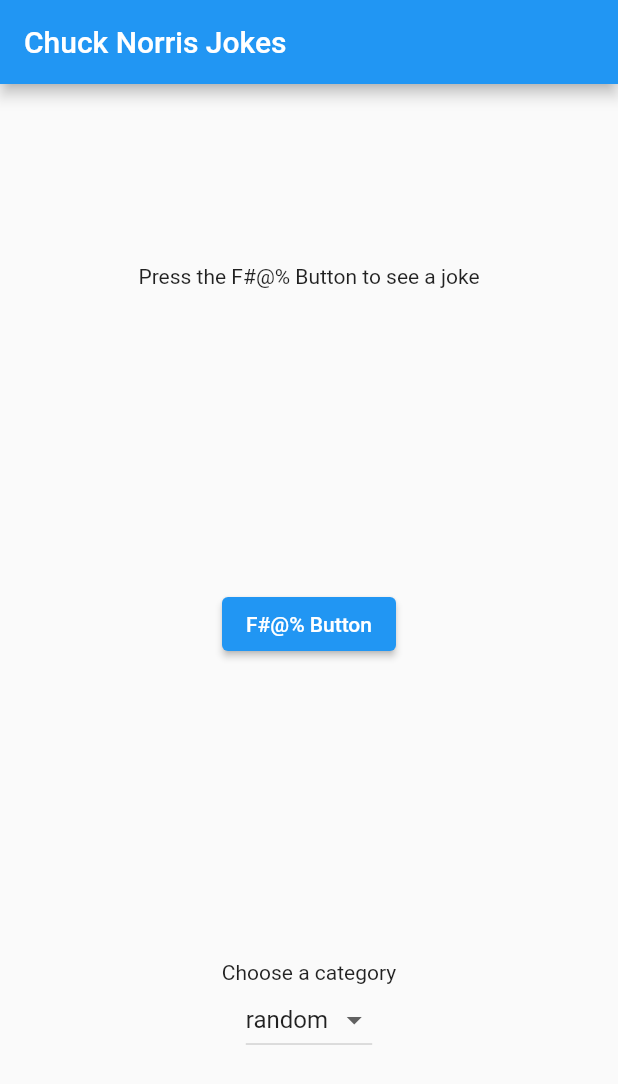
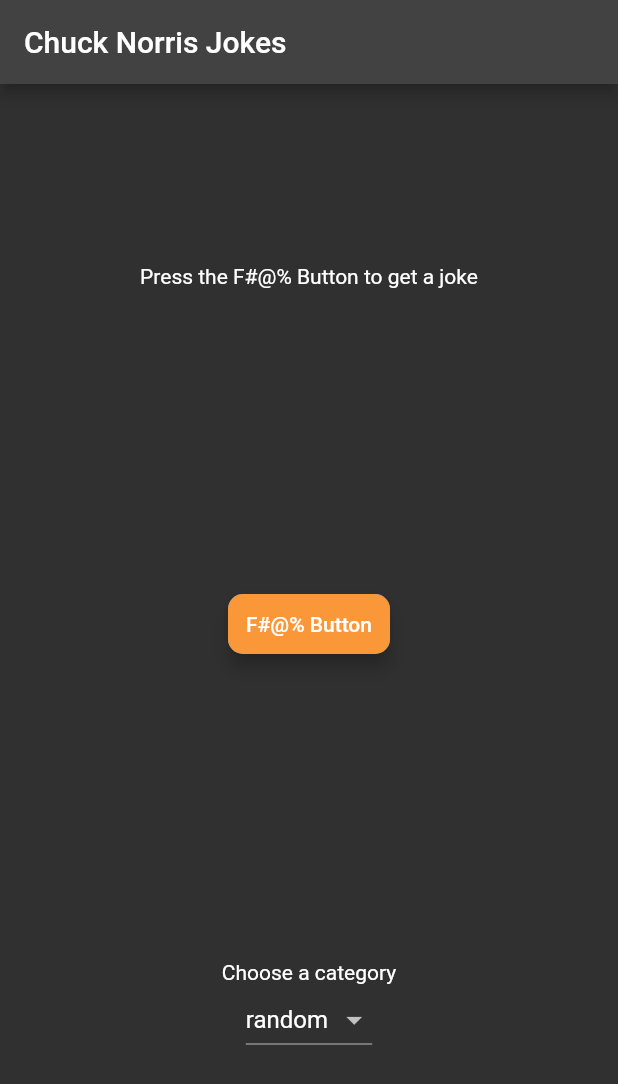
Before and after one commit to fell-lucas/chuck_norris, a Flutter app: the screen it shows after launch, on a phone screen of 412 x 824 dp. Shown: the top 1084 px of the screen. Run offline on Flutter 3.47's test engine with Material 2 defaults, Android fonts, the phone set to English and light mode, and no system bars; our stand-ins replace bloc, equatable, flutter_bloc, flutter_spinkit, get_it.

Commit message:
spinkit and animated button

```diff
--- a/lib/home/views/home_page.dart
+++ b/lib/home/views/home_page.dart
@@ -2,6 +2,7 @@
 import 'package:chuck_norris/home/widgets/widgets.dart';
 import 'package:flutter/material.dart';
 import 'package:flutter_bloc/flutter_bloc.dart';
+import 'package:flutter_spinkit/flutter_spinkit.dart';
 
 class HomePage extends StatelessWidget {
   const HomePage({Key? key}) : super(key: key);
@@ -25,10 +26,13 @@
                 if (state is JokeLoadSuccessful) {
                   return Text(
                     state.joke.description,
-                    textAlign: TextAlign.justify,
+                    textAlign: TextAlign.center,
+                    style: TextStyle(fontSize: 18.0),
                   );
                 } else if (state is JokeLoadInProgress) {
-                  return const CircularProgressIndicator();
+                  return const SpinKitSpinningLines(
+                    color: Colors.red,
+                  );
                 } else if (state is JokeError) {
                   return Text(
                     state.error,
@@ -38,29 +42,23 @@
                     ),
                   );
                 } else {
-                  return const Text('Press the F#@% Button to see a joke');
+                  return const Text('Press the F#@% Button to get a joke');
                 }
               },
             ),
             BlocBuilder<CategoryBloc, CategoryState>(
               builder: (context, state) {
-                if (state is CategoryUpdated) {
-                  return ElevatedButton(
-                    onPressed: () {
+                return FuckingButton(
+                  onPress: () {
+                    if (state is CategoryUpdated) {
                       jokeBloc.add(
                         FetchJokeByCategory(category: state.category),
                       );
-                    },
-                    child: const Text('F#@% Button'),
-                  );
-                } else {
-                  return ElevatedButton(
-                    onPressed: () {
+                    } else {
                       jokeBloc.add(FetchJoke());
-                    },
-                    child: const Text('F#@% Button'),
-                  );
-                }
+                    }
+                  },
+                );
               },
             ),
             Column(
--- /dev/null
+++ b/lib/home/widgets/fucking_button.dart
@@ -0,0 +1,72 @@
+import 'package:flutter/material.dart';
+
+class FuckingButton extends StatefulWidget {
+  const FuckingButton({
+    Key? key,
+    required this.onPress,
+  }) : super(key: key);
+
+  final VoidCallback onPress;
+
+  @override
+  State<FuckingButton> createState() => _FuckingButtonState();
+}
+
+class _FuckingButtonState extends State<FuckingButton>
+    with SingleTickerProviderStateMixin {
+  late AnimationController controller;
+  late Animation colorAnimationRed;
+  late Animation colorAnimationAmber;
+
+  @override
+  void initState() {
+    super.initState();
+    controller = AnimationController(
+      duration: const Duration(seconds: 1),
+      vsync: this,
+    );
+    colorAnimationRed = ColorTween(
+      begin: Colors.red,
+      end: Colors.yellow,
+    ).animate(controller);
+    colorAnimationAmber = ColorTween(
+      begin: Colors.yellow,
+      end: Colors.red,
+    ).animate(controller);
+    controller.addStatusListener((status) {
+      if (status == AnimationStatus.completed) {
+        controller.reverse();
+      } else if (status == AnimationStatus.dismissed) {
+        controller.forward();
+      }
+    });
+    controller.addListener(() {
+      setState(() {});
+    });
+    controller.forward();
+  }
+
+  @override
+  Widget build(BuildContext context) {
+    return ElevatedButton(
+      style: ElevatedButton.styleFrom(
+        padding: const EdgeInsets.all(0.0),
+        shape: RoundedRectangleBorder(
+          borderRadius: BorderRadius.circular(10.0),
+        ),
+        elevation: 5,
+      ),
+      onPressed: widget.onPress,
+      child: Ink(
+        decoration: BoxDecoration(
+          borderRadius: BorderRadius.circular(10.0),
+          gradient: LinearGradient(
+              colors: [colorAnimationRed.value, colorAnimationAmber.value]),
+        ),
+        child: Container(
+            padding: const EdgeInsets.all(12.0),
+            child: const Text('F#@% Button')),
+      ),
+    );
+  }
+}
--- a/lib/home/widgets/widgets.dart
+++ b/lib/home/widgets/widgets.dart
@@ -1 +1,2 @@
 export 'category_dropdown.dart';
+export 'fucking_button.dart';
--- a/lib/main.dart
+++ b/lib/main.dart
@@ -24,9 +24,7 @@
   @override
   Widget build(BuildContext context) {
     return MaterialApp(
-      theme: ThemeData(
-        primarySwatch: Colors.blue,
-      ),
+      theme: ThemeData.dark().copyWith(),
       home: MultiBlocProvider(
         providers: [
           BlocProvider<JokeBloc>(
--- a/pubspec.yaml
+++ b/pubspec.yaml
@@ -9,6 +9,7 @@
   sdk: ">=2.12.0 <3.0.0"
 
 dependencies:
+  flutter_spinkit: ^5.1.0
   get_it: ^7.2.0
   equatable: ^2.0.3
   flutter_bloc: ^7.1.0
```
Also changed, not shown: pubspec.lock.
